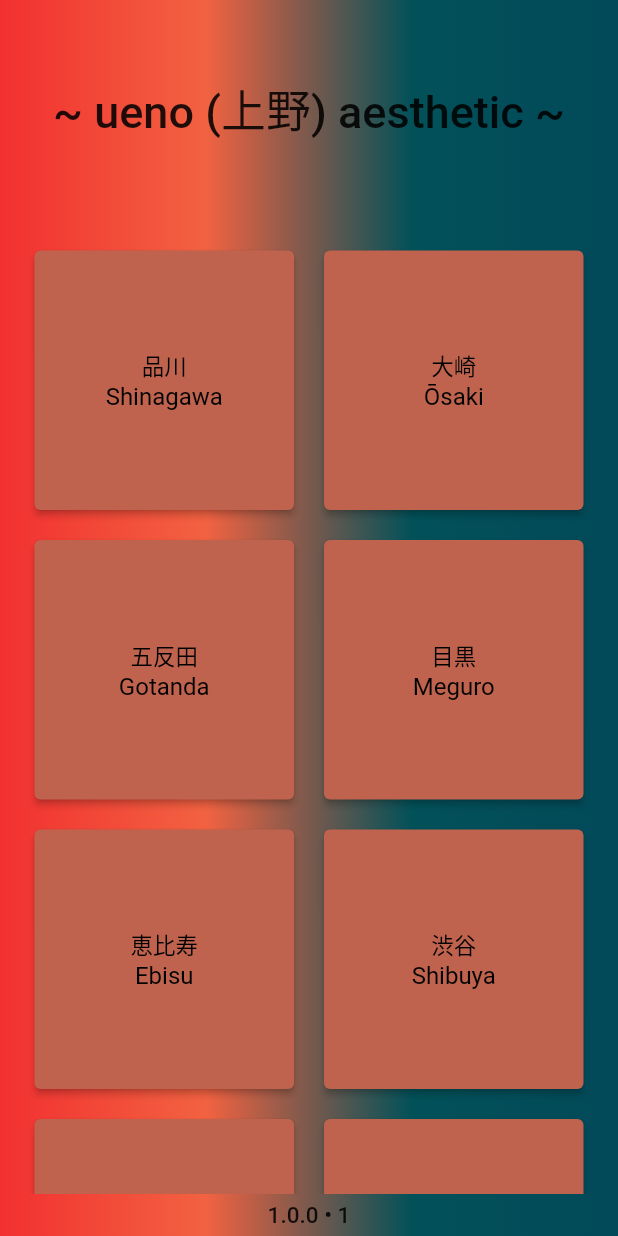
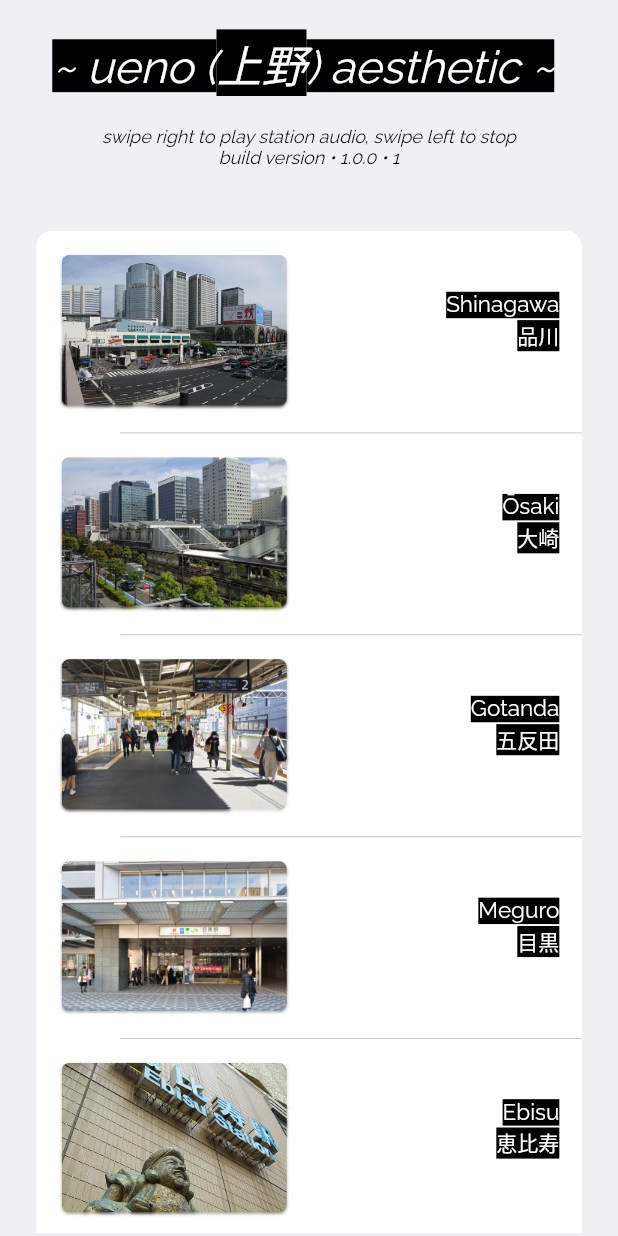
Before and after one commit to tramlinehq/ueno, a Flutter app: the screen it shows after launch, on a phone screen of 412 x 824 dp. Run offline on Flutter 3.47's test engine with Material 2 defaults, Android fonts, the phone set to English and light mode, and no system bars; drawn by our look-alikes of drop_shadow; our stand-ins replace just_audio, package_info_plus; Roboto replaces fonts that are missing (NotoSerifJP).

Commit message:
Rewrite the UI using the cupertino toolkit
- dark mode support
- station images
- swipe gestures to play audio

...hopefully all this will help pass the app store review

```diff
--- a/lib/main.dart
+++ b/lib/main.dart
@@ -1,4 +1,5 @@
-import 'package:flutter/material.dart';
+import 'package:drop_shadow/drop_shadow.dart';
+import 'package:flutter/cupertino.dart';
 import 'package:just_audio/just_audio.dart';
 import 'package:package_info_plus/package_info_plus.dart';
 
@@ -13,42 +14,30 @@ class App extends StatefulWidget {
   Home createState() => Home();
 }
 
-class Home extends State {
-  late AudioPlayer player;
-  String _versionString = "";
-
-  @override
-  void initState() {
-    super.initState();
-    player = AudioPlayer();
-    initVersion();
+CupertinoDynamicColor bgColor() {
+  return const CupertinoDynamicColor.withBrightness(
+    color: CupertinoColors.extraLightBackgroundGray,
+    darkColor: CupertinoColors.black,
+  );
 }
 
-  @override
-  void dispose() {
-    player.dispose();
-    super.dispose();
+CupertinoDynamicColor textBgColor() {
+  return const CupertinoDynamicColor.withBrightness(
+    color: CupertinoColors.black,
+    darkColor: CupertinoColors.white,
+  );
 }
 
-  initVersion() {
-    PackageInfo.fromPlatform().then((PackageInfo packageInfo) {
-      String version = packageInfo.version;
-      String buildNumber = packageInfo.buildNumber;
-
-      setState(() {
-        _versionString = version + " • " + buildNumber;
-      });
-    });
+CupertinoDynamicColor textColor() {
+  return const CupertinoDynamicColor.withBrightness(
+    color: CupertinoColors.white,
+    darkColor: CupertinoColors.black,
+  );
 }
 
-  @override
-  Widget build(BuildContext context) {
-    const title = "~ ueno (上野) aesthetic ~";
-    const paddingGrids = EdgeInsets.all(10.0);
-    const paddingHeader = EdgeInsets.symmetric(vertical: 50.0);
-    const paddingFooter = EdgeInsets.symmetric(vertical: 5.0);
+const title = "~ ueno (上野) aesthetic ~ ";
 
-    // japanese, english, mp3-name
+// japanese, english, asset-name
 const stations = [
   ["品川", "Shinagawa", "shinagawa"],
   ["大崎", "Ōsaki", "osaki"],
@@ -67,7 +56,7 @@ class Home extends State {
   ["巣鴨", "Sugamo", "sugamo"],
   ["駒込", "Komagome", "seseragi"],
   ["田端", "Tabata", "tabata"],
-      ["西日暮里", "Nishi-Nippori", "nishinipori"],
+  ["西日暮里", "Nishi-Nippori", "nishinippori"],
   ["日暮里", "Nippori", "nippori"],
   ["鶯谷", "Uguisudani", "uguisudani"],
   ["上野", "Ueno", "ueno"],
@@ -75,82 +64,200 @@ class Home extends State {
   ["秋葉原", "Akihabara", "akihabara"],
   ["神田", "Kanda", "kanda"],
   ["東京", "Tōkyō", "tokyo"],
-      ["有楽町", "Yūrakuchō", "jr-sh2"],
+  ["有楽町", "Yūrakuchō", "yurakucho"],
   ["新橋", "Shimbashi", "shimbashi"],
   ["浜松町", "Hamamatsuchō", "hamamatsucho"],
   ["田町", "Tamachi", "tamachi"],
   ["高輪ゲートウェイ", "Takanawa Gateway", "tokyo"],
 ];
 
-    return MaterialApp(
+class Home extends State {
+  @override
+  Widget build(BuildContext context) {
+    return CupertinoApp(
+      title: title,
+      home: const MyHomePage(),
       debugShowCheckedModeBanner: false,
-        title: 'ueno aesthetic',
-        theme: ThemeData(
-          fontFamily: 'NotoSerifJP',
-          primarySwatch: Colors.blue,
-          visualDensity: VisualDensity.adaptivePlatformDensity,
-        ),
-        home: Scaffold(
-            body: Container(
-                decoration: const BoxDecoration(
-                    gradient: LinearGradient(
-                        begin: Alignment.centerLeft,
-                        end: Alignment.centerRight,
-                        colors: [
-                      Color(0xffF23030),
-                      Color(0xffF26241),
-                      Color(0xff025159),
-                      Color(0xff024959),
-                    ])),
+      theme: CupertinoThemeData(
+          scaffoldBackgroundColor: bgColor(),
+          textTheme: CupertinoTextThemeData(
+              textStyle: TextStyle(
+                  fontFamily: "Raleway",
+                  fontSize: 16,
+                  fontStyle: FontStyle.italic,
+                  backgroundColor: textBgColor()))),
+    );
+  }
+}
+
+class MyHomePage extends StatefulWidget {
+  const MyHomePage({Key? key}) : super(key: key);
+
+  @override
+  State<MyHomePage> createState() => _MyHomePageState();
+}
+
+class _MyHomePageState extends State<MyHomePage> {
+  final paddingHeader = const EdgeInsets.only(top: 20, bottom: 20);
+  late AudioPlayer player;
+  var _setPlayingIndex = -1;
+  String _versionString = "";
+
+  @override
+  void initState() {
+    super.initState();
+    player = AudioPlayer();
+    initVersion();
+  }
+
+  initVersion() {
+    PackageInfo.fromPlatform().then((PackageInfo packageInfo) {
+      String version = packageInfo.version;
+      String buildNumber = packageInfo.buildNumber;
+
+      setState(() {
+        _versionString = "build version • $version • $buildNumber";
+      });
+    });
+  }
+
+  @override
+  void dispose() {
+    player.dispose();
+    super.dispose();
+  }
+
+  @override
+  Widget build(BuildContext context) {
+    return CupertinoPageScaffold(
+        child: SafeArea(
+            child: Center(
           child: Column(
-                    crossAxisAlignment: CrossAxisAlignment.center,
             children: [
-                      const Padding(
+              Padding(
                   padding: paddingHeader,
                   child: Text(title,
                       style: TextStyle(
-                                  fontWeight: FontWeight.w500, fontSize: 30))),
+                          backgroundColor: textBgColor(),
+                          color: textColor(),
+                          fontWeight: FontWeight.w500,
+                          fontSize: 30))),
+              Padding(padding: const EdgeInsets.only(bottom: 20),
+                child:
+                Column(children: [
+                  Text("swipe right to play station audio, swipe left to stop",
+                      textAlign: TextAlign.left,
+                      style: TextStyle(
+                          fontSize: 12,
+                          backgroundColor: bgColor(),
+                          color: textBgColor())),
+                  Text(_versionString,
+                      textAlign: TextAlign.left,
+                      style: TextStyle(
+                          fontSize: 12,
+                          backgroundColor: bgColor(),
+                          color: textBgColor())),
+                ])),
               Expanded(
-                          child: GridView.count(
-                              crossAxisCount: 2,
-                              shrinkWrap: true,
-                              padding: const EdgeInsets.all(13.0),
-                              children: <Widget>[
-                            for (var station in stations)
-                              Padding(
-                                  padding: paddingGrids,
-                                  child: ElevatedButton(
-                                      style: ElevatedButton.styleFrom(
-                                        primary: const Color(0xffBF634E),
-                                        onPrimary: Colors.black,
+                  child: Container(
+                width: MediaQuery.of(context).size.width * 0.98,
+                padding: const EdgeInsets.symmetric(vertical: 2),
+                child: SingleChildScrollView(
+                  child: CupertinoListSection.insetGrouped(
+                    backgroundColor: bgColor(),
+                    children: [
+                      ...List.generate(
+                        stations.length,
+                        (index) => GestureDetector(
+                          onPanUpdate: (details) async {
+                            onSwipe(details, index);
+                          },
+                          child: buildCupertinoFormRow(stations[index],
+                              playing: _setPlayingIndex == index),
                         ),
-                                      onPressed: () async {
-                                        await player.setAsset('assets/media/' +
-                                            station[2] +
-                                            '.mp3');
+                      ),
+                    ],
+                  ),
+                ),
+              )),
+            ],
+          ),
+        )));
+  }
+
+  void onSwipe(details, index) async {
+    // Left swipe
+    if (details.delta.dx < 0) {
+      setState(() {
+        _setPlayingIndex = -1;
+      });
+
+      player.stop();
+    }
+
+    // Right swipe
+    if (details.delta.dx > 0) {
+      setState(() {
+        _setPlayingIndex = index;
+      });
+
+      await player.setAsset('assets/media/${stations[index][2]}.mp3');
+
+      player.playerStateStream.listen((playerState) {
+        if (playerState.processingState == ProcessingState.completed) {
+          setState(() {
+            _setPlayingIndex = -1;
+          });
+        }
+      });
+
       player.play();
-                                      },
-                                      child: Column(
-                                          mainAxisAlignment:
-                                              MainAxisAlignment.center,
-                                          crossAxisAlignment:
-                                              CrossAxisAlignment.center,
-                                          children: [
-                                            Text(station[0],
-                                                style: const TextStyle(
-                                                    fontWeight: FontWeight.w400,
-                                                    fontSize: 15)),
-                                            Text(station[1],
-                                                style: const TextStyle(
-                                                    fontWeight: FontWeight.w400,
-                                                    fontSize: 16))
-                                          ])))
-                          ])),
-                      Padding(
-                          padding: paddingFooter,
-                          child: Text(_versionString,
-                              style: TextStyle(
-                                  fontWeight: FontWeight.w500, fontSize: 15)))
-                    ]))));
     }
   }
+
+  Widget buildCupertinoFormRow(stations, {bool playing = true}) {
+    var stationNameEn = "${stations[1]}";
+    var stationNameJp = stations[0];
+    var coverImage = "assets/cover/${stations[2]}.jpg";
+
+    return CupertinoListTile(
+        title: DropShadow(
+            blurRadius: 1,
+            borderRadius: 5,
+            spread: 1,
+            offset: const Offset(0.0, 1.0),
+            child: Image.asset(coverImage, width: 150.0)),
+        padding: const EdgeInsets.all(15.0),
+        additionalInfo:
+            Column(crossAxisAlignment: CrossAxisAlignment.end, children: [
+          Padding(
+              padding: const EdgeInsets.only(bottom: 1),
+              child: Text(stationNameEn,
+                  textAlign: TextAlign.left,
+                  style: TextStyle(
+                      fontSize: 15,
+                      fontStyle: FontStyle.normal,
+                      backgroundColor: textBgColor(),
+                      color: textColor()))),
+          Padding(
+              padding: const EdgeInsets.only(bottom: 1),
+              child: Text(stationNameJp,
+                  style: TextStyle(
+                      fontSize: 14,
+                      fontStyle: FontStyle.normal,
+                      backgroundColor: textBgColor(),
+                      color: textColor()))),
+          Visibility(
+              maintainState: true,
+              maintainAnimation: true,
+              maintainSize: true,
+              visible: playing,
+              child: Text(" playing…",
+                  style: TextStyle(
+                      fontSize: 11,
+                      fontStyle: FontStyle.normal,
+                      backgroundColor: textBgColor(),
+                      color: textColor())))
+        ]));
+  }
+}
```
Lines whose indentation alone changed are shown as unchanged.
